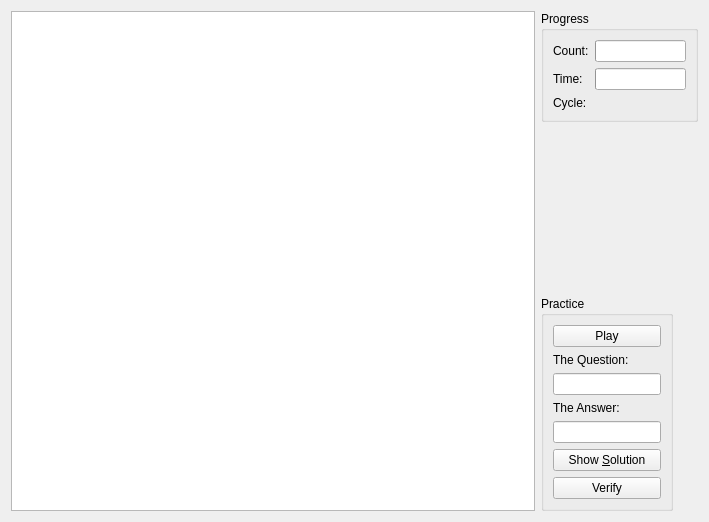
The window that src/practice/imagepracticedlg.ui (KDE/parley) describes before a commit, drawn with Qt 5.
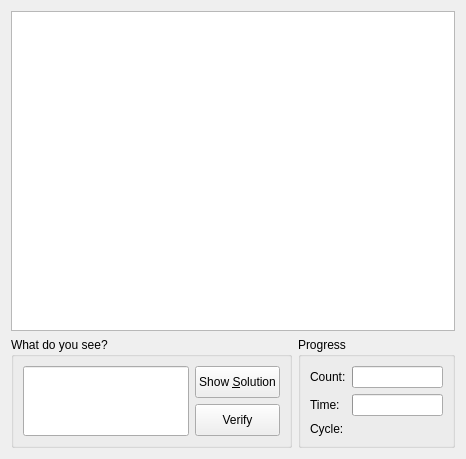
The same window after the commit. Icons and pictures are not drawn. Custom widgets are drawn as their Qt base class.

Commit message: make image practice look nice and somewhat usable (verify/show solution)

Diff of the .ui file:
```diff
--- a/src/practice/imagepracticedlg.ui
+++ b/src/practice/imagepracticedlg.ui
@@ -5,14 +5,14 @@
    <rect>
     <x>0</x>
     <y>0</y>
-    <width>709</width>
-    <height>518</height>
+    <width>466</width>
+    <height>459</height>
    </rect>
   </property>
   <property name="windowTitle" >
    <string>Form</string>
   </property>
-  <layout class="QHBoxLayout" >
+  <layout class="QVBoxLayout" >
    <item>
     <widget class="QGraphicsView" name="imageGraphicsView" >
      <property name="sizePolicy" >
@@ -23,31 +23,71 @@
      </property>
      <property name="minimumSize" >
       <size>
-       <width>500</width>
-       <height>500</height>
+       <width>300</width>
+       <height>300</height>
       </size>
+     </property>
+    </widget>
+   </item>
+   <item>
+    <layout class="QHBoxLayout" >
+     <item>
+      <widget class="QGroupBox" name="groupBox" >
+       <property name="sizePolicy" >
+        <sizepolicy vsizetype="Preferred" hsizetype="MinimumExpanding" >
+         <horstretch>0</horstretch>
+         <verstretch>0</verstretch>
+        </sizepolicy>
+       </property>
+       <property name="title" >
+        <string>What do you see?</string>
+       </property>
+       <layout class="QHBoxLayout" >
+        <item>
+         <widget class="KLineEdit" name="answerLineEdit" >
+          <property name="sizePolicy" >
+           <sizepolicy vsizetype="Preferred" hsizetype="MinimumExpanding" >
+            <horstretch>0</horstretch>
+            <verstretch>0</verstretch>
+           </sizepolicy>
      </property>
     </widget>
    </item>
    <item>
     <layout class="QVBoxLayout" >
      <item>
-      <layout class="QHBoxLayout" >
+           <widget class="QPushButton" name="showSolutionButton" >
+            <property name="sizePolicy" >
+             <sizepolicy vsizetype="Minimum" hsizetype="Minimum" >
+              <horstretch>0</horstretch>
+              <verstretch>0</verstretch>
+             </sizepolicy>
+            </property>
+            <property name="text" >
+             <string>Show &amp;Solution</string>
+            </property>
+           </widget>
+          </item>
        <item>
-        <spacer>
-         <property name="orientation" >
-          <enum>Qt::Horizontal</enum>
-         </property>
-         <property name="sizeType" >
-          <enum>QSizePolicy::Maximum</enum>
-         </property>
-         <property name="sizeHint" >
-          <size>
-           <width>40</width>
-           <height>20</height>
-          </size>
-         </property>
-        </spacer>
+           <widget class="QPushButton" name="verifySolutionButton" >
+            <property name="sizePolicy" >
+             <sizepolicy vsizetype="Preferred" hsizetype="Preferred" >
+              <horstretch>0</horstretch>
+              <verstretch>0</verstretch>
+             </sizepolicy>
+            </property>
+            <property name="text" >
+             <string>Verify</string>
+            </property>
+            <property name="icon" >
+             <iconset>../../../../../../kde/share/icons/oxygen/48x48/actions/dialog-apply.png</iconset>
+            </property>
+           </widget>
+          </item>
+         </layout>
+        </item>
+       </layout>
+      </widget>
        </item>
        <item>
         <widget class="QGroupBox" name="progressgroup" >
@@ -124,118 +164,6 @@
               <horstretch>0</horstretch>
               <verstretch>0</verstretch>
              </sizepolicy>
-            </property>
-           </widget>
-          </item>
-         </layout>
-        </widget>
-       </item>
-      </layout>
-     </item>
-     <item>
-      <spacer>
-       <property name="orientation" >
-        <enum>Qt::Vertical</enum>
-       </property>
-       <property name="sizeHint" >
-        <size>
-         <width>153</width>
-         <height>71</height>
-        </size>
-       </property>
-      </spacer>
-     </item>
-     <item>
-      <widget class="QGroupBox" name="groupBox" >
-       <property name="sizePolicy" >
-        <sizepolicy vsizetype="Preferred" hsizetype="Fixed" >
-         <horstretch>0</horstretch>
-         <verstretch>0</verstretch>
-        </sizepolicy>
-       </property>
-       <property name="title" >
-        <string>Practice</string>
-       </property>
-       <layout class="QVBoxLayout" >
-        <item>
-         <widget class="QPushButton" name="playSoundButton" >
-          <property name="sizePolicy" >
-           <sizepolicy vsizetype="Fixed" hsizetype="Preferred" >
-            <horstretch>0</horstretch>
-            <verstretch>0</verstretch>
-           </sizepolicy>
-          </property>
-          <property name="text" >
-           <string>Play</string>
-          </property>
-          <property name="icon" >
-           <iconset>../../../../../../kde/share/icons/oxygen/48x48/actions/media-playback-start.png</iconset>
-          </property>
-         </widget>
-        </item>
-        <item>
-         <widget class="QLabel" name="questionLabel" >
-          <property name="text" >
-           <string>The Question:</string>
-          </property>
-         </widget>
-        </item>
-        <item>
-         <widget class="QLineEdit" name="questionLineEdit" >
-          <property name="sizePolicy" >
-           <sizepolicy vsizetype="Fixed" hsizetype="Preferred" >
-            <horstretch>0</horstretch>
-            <verstretch>0</verstretch>
-           </sizepolicy>
-          </property>
-          <property name="readOnly" >
-           <bool>true</bool>
-          </property>
-         </widget>
-        </item>
-        <item>
-         <widget class="QLabel" name="label" >
-          <property name="text" >
-           <string>The Answer:</string>
-          </property>
-         </widget>
-        </item>
-        <item>
-         <widget class="KLineEdit" name="answerLineEdit" >
-          <property name="sizePolicy" >
-           <sizepolicy vsizetype="Fixed" hsizetype="Preferred" >
-            <horstretch>0</horstretch>
-            <verstretch>0</verstretch>
-           </sizepolicy>
-          </property>
-         </widget>
-        </item>
-        <item>
-         <widget class="QPushButton" name="showSolutionButton" >
-          <property name="sizePolicy" >
-           <sizepolicy vsizetype="Minimum" hsizetype="Minimum" >
-            <horstretch>0</horstretch>
-            <verstretch>0</verstretch>
-           </sizepolicy>
-          </property>
-          <property name="text" >
-           <string>Show &amp;Solution</string>
-          </property>
-         </widget>
-        </item>
-        <item>
-         <widget class="QPushButton" name="verifySolutionButton" >
-          <property name="sizePolicy" >
-           <sizepolicy vsizetype="Fixed" hsizetype="Preferred" >
-            <horstretch>0</horstretch>
-            <verstretch>0</verstretch>
-           </sizepolicy>
-          </property>
-          <property name="text" >
-           <string>Verify</string>
-          </property>
-          <property name="icon" >
-           <iconset>../../../../../../kde/share/icons/oxygen/48x48/actions/dialog-apply.png</iconset>
           </property>
          </widget>
         </item>
```
Lines whose indentation alone changed are shown as unchanged. The commit also changes 2 other files.
